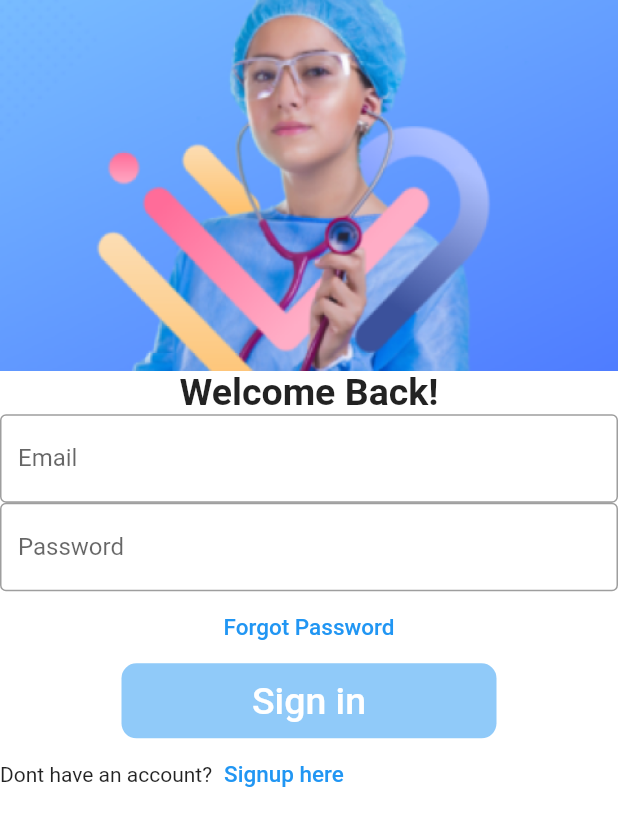
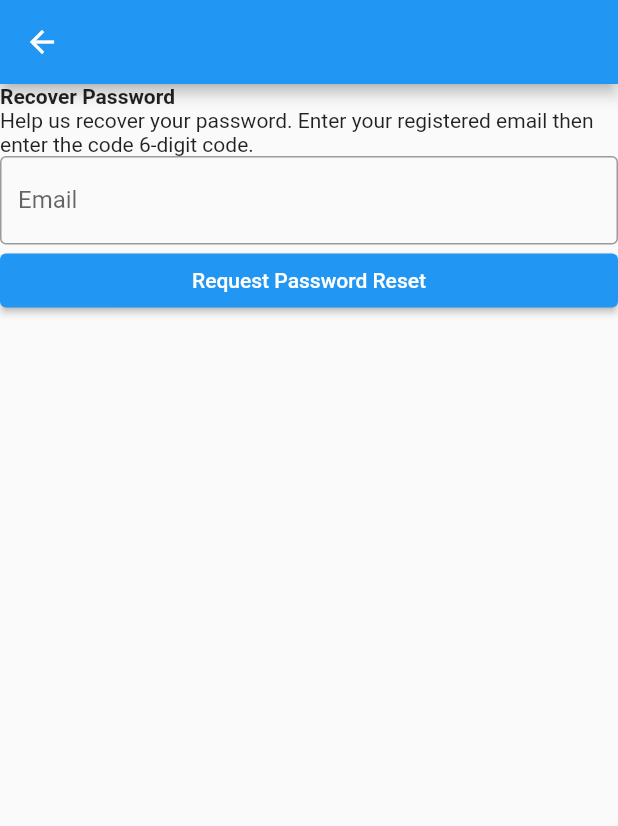
Before and after one commit to ronealdenila/davnor-medicare, a Flutter app: the screen it shows after launch, after a tap on "Forgot Password", on a phone screen of 412 x 824 dp. Shown: the top 826 px of the screen. Run offline on Flutter 3.47's test engine with Material 2 defaults, Android fonts, the phone set to English and light mode, and no system bars.

Commit message:
created forgot password screen

```diff
--- a/lib/main.dart
+++ b/lib/main.dart
@@ -35,7 +35,8 @@ class _AuthenticationState extends State<Authentication> {
         //   title: Text("Login Page"),
         // ),
         body: SingleChildScrollView(
-        child: Column(children: <Widget>[
+          child: Column(
+            children: <Widget>[
               Center(
                 child: Container(
                   width: MediaQuery.of(context).size.width,
@@ -69,6 +70,12 @@ class _AuthenticationState extends State<Authentication> {
               TextButton(
                 onPressed: () {
                   //TODO FORGOT PASSWORD SCREEN GOES HERE
+                  Navigator.of(context).push(
+                    MaterialPageRoute(
+                      builder: (BuildContext context) =>
+                          const ForgotPasswordScreen(),
+                    ),
+                  );
                 },
                 child: Text(
                   'Forgot Password',
@@ -89,7 +96,8 @@ class _AuthenticationState extends State<Authentication> {
                   ),
                 ),
               ),
-          Row(children: <Widget>[
+              Row(
+                children: <Widget>[
                   Text(
                     'Dont have an account?',
                   ),
@@ -102,9 +110,47 @@ class _AuthenticationState extends State<Authentication> {
                       style: TextStyle(color: Colors.blue, fontSize: 15),
                     ),
                   ),
-          ]),
-        ]),
+                ],
               ),
-    ));
+            ],
+          ),
+        ),
+      ),
+    );
   }
 }
+
+class ForgotPasswordScreen extends StatelessWidget {
+  const ForgotPasswordScreen({Key? key}) : super(key: key);
+
+  @override
+  Widget build(BuildContext context) {
+    return Scaffold(
+      appBar: AppBar(),
+      body: ListView(
+        children: [
+          Text(
+            'Recover Password',
+            style: TextStyle(
+              fontWeight: FontWeight.bold,
+            ),
+          ),
+          Text(
+            'Help us recover your password. Enter your registered email then enter the code 6-digit code.',
+          ),
+          TextField(
+            decoration: InputDecoration(
+              border: OutlineInputBorder(),
+              labelText: 'Email',
+              hintText: 'Enter valid email id as abc@gmail.com',
+            ),
+          ),
+          ElevatedButton(
+            onPressed: () {},
+            child: Text('Request Password Reset'),
+          ),
+        ],
+      ),
+    );
+  }
+}
```
Lines whose indentation alone changed are shown as unchanged.
